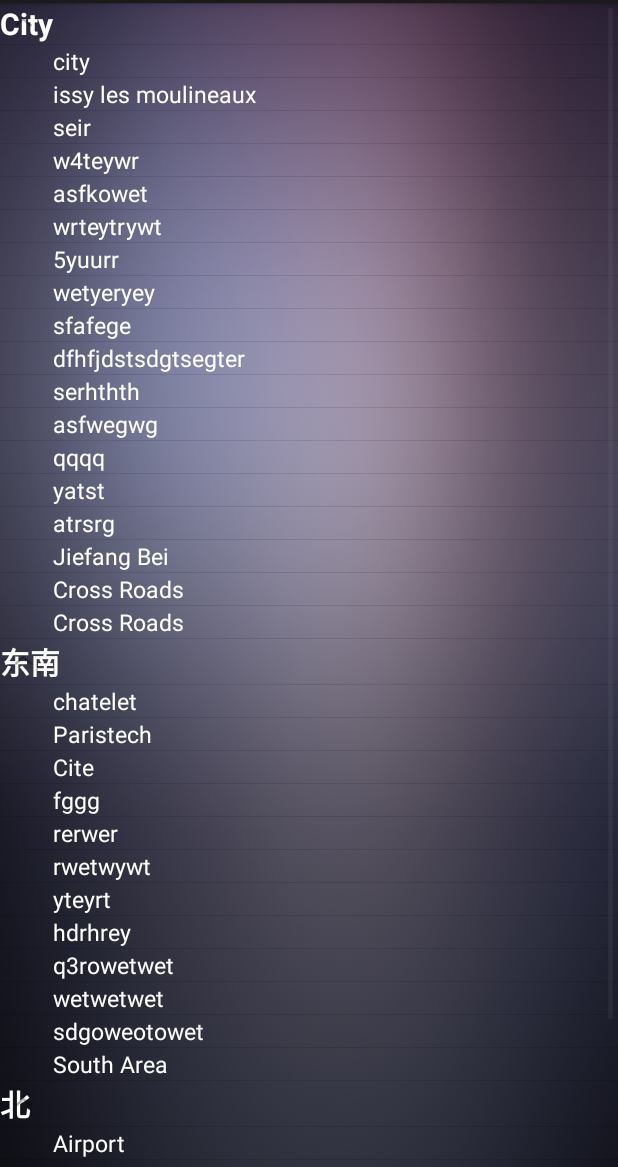
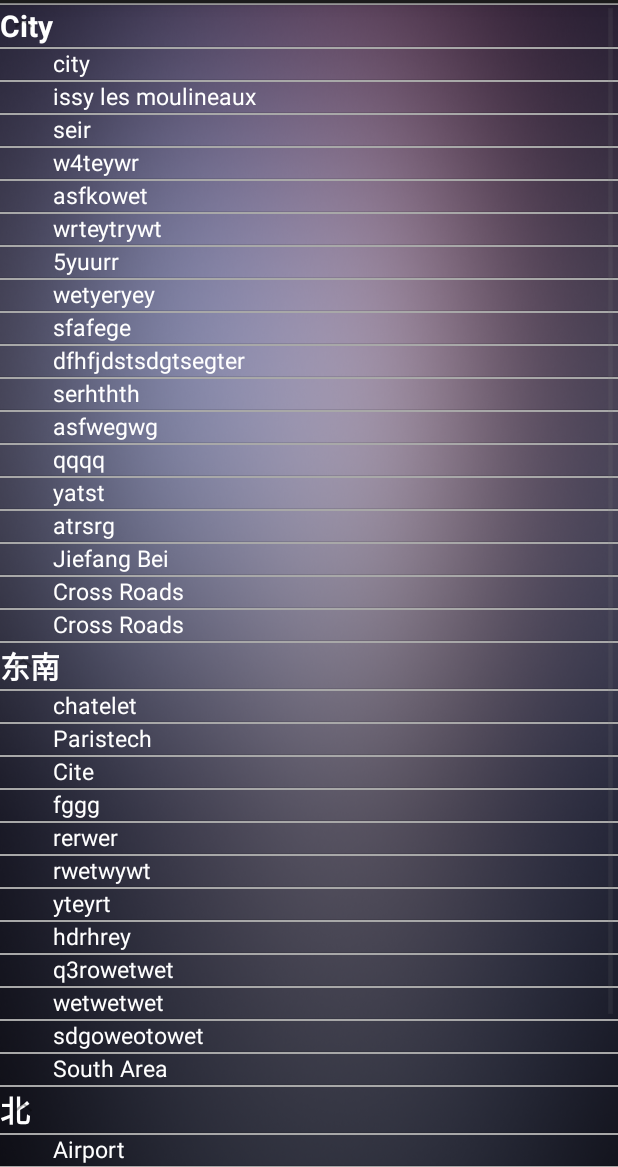
Before and after one commit to dengn/YabbyHouse, an Android app: the SuburbActivity screen opened directly, with no data from a screen before it, on a phone screen of 412 x 824 dp, the part 69-1236 px from its top. Run offline under Robolectric (Android 15) with nearby library versions, the phone set to English and light mode, and no system bars; our stand-ins replace CircleImageView.

```diff
--- a/melbourneStore/src/main/res/layout/fragment_plate.xml
+++ b/melbourneStore/src/main/res/layout/fragment_plate.xml
@@ -23,8 +23,9 @@
     <!--</LinearLayout>-->
     <ExpandableListView
         android:id="@+id/plate_search_list"
-        android:background="@color/gray"
+        android:background="#90000000"
         android:layout_width="match_parent"
-        android:layout_height="match_parent" />
+        android:layout_height="match_parent"
+        android:listSelector="@color/white"/>
 
 </FrameLayout>
--- a/melbourneStore/src/main/res/layout/suburb_child_item.xml
+++ b/melbourneStore/src/main/res/layout/suburb_child_item.xml
@@ -3,6 +3,10 @@
     android:layout_width="match_parent"
     android:layout_height="match_parent"
     android:orientation="vertical">
+    <TextView
+        android:layout_width="match_parent"
+        android:layout_height="1dip"
+        android:background="@color/lightgray" />
 
     <TextView
         android:id="@+id/suburb_child"
@@ -17,4 +21,5 @@
         android:textColor="@color/white"
         android:textSize="15sp" />
 
+
 </RelativeLayout>
--- a/melbourneStore/src/main/res/layout/suburb_head_item.xml
+++ b/melbourneStore/src/main/res/layout/suburb_head_item.xml
@@ -3,6 +3,10 @@
     android:layout_width="fill_parent"
     android:layout_height="55dip"
     android:orientation="vertical">
+    <TextView
+        android:layout_width="match_parent"
+        android:layout_height="1dip"
+        android:background="@color/lightgray" />
 
     <TextView
         android:id="@+id/suburb_head"
@@ -13,4 +17,5 @@
         android:textSize="20sp"
         android:textStyle="bold" />
 
+
 </LinearLayout>
```
Also changed, not shown: melbourneStore/src/main/java/com/melbournestore/fragments/PlateFragment.java (+21 -35 lines).
